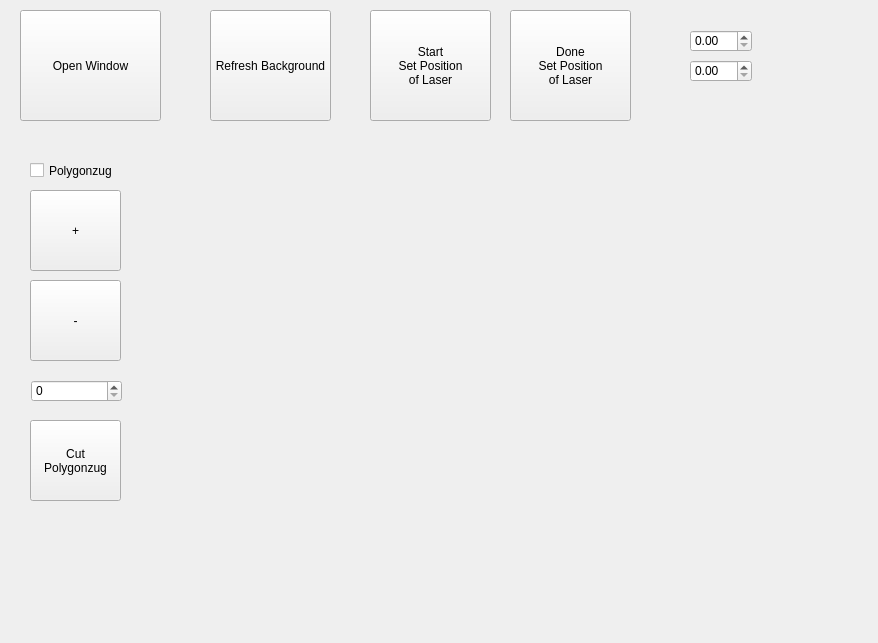
The window that pages/fourthpage.ui (Jogala/stageController_windows_64) describes before a commit, drawn with Qt 5.
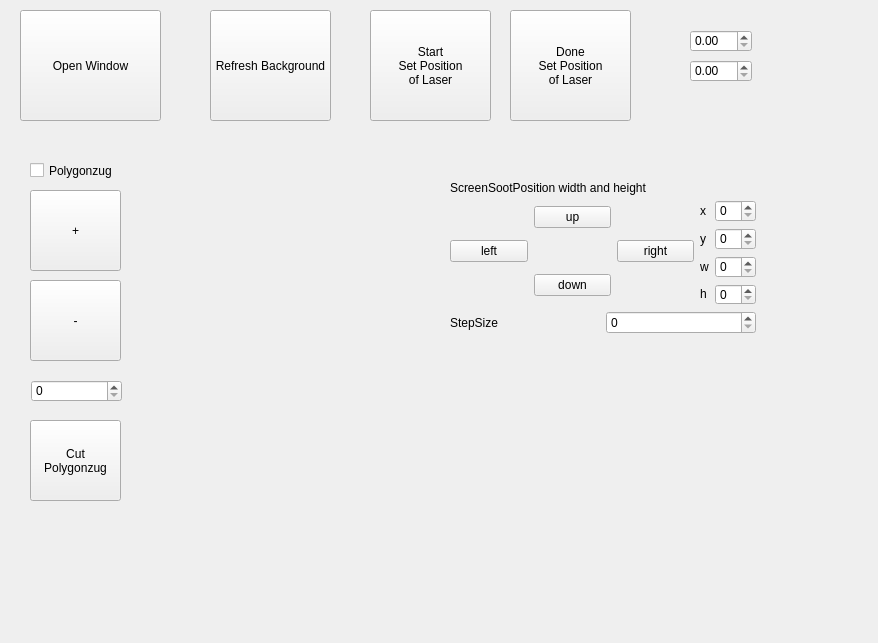
The same window after the commit.

The edit to the form file:
```diff
--- a/pages/fourthpage.ui
+++ b/pages/fourthpage.ui
@@ -152,6 +152,168 @@
     </rect>
    </property>
   </widget>
+  <widget class="QLabel" name="label">
+   <property name="geometry">
+    <rect>
+     <x>450</x>
+     <y>180</y>
+     <width>231</width>
+     <height>16</height>
+    </rect>
+   </property>
+   <property name="text">
+    <string>ScreenSootPosition width and height</string>
+   </property>
+  </widget>
+  <widget class="QWidget" name="">
+   <property name="geometry">
+    <rect>
+     <x>450</x>
+     <y>200</y>
+     <width>306</width>
+     <height>134</height>
+    </rect>
+   </property>
+   <layout class="QVBoxLayout" name="verticalLayout_3">
+    <item>
+     <layout class="QHBoxLayout" name="horizontalLayout_2">
+      <item>
+       <layout class="QGridLayout" name="gridLayout">
+        <item row="0" column="1">
+         <widget class="QPushButton" name="pushButton_up">
+          <property name="text">
+           <string>up</string>
+          </property>
+         </widget>
+        </item>
+        <item row="1" column="0">
+         <widget class="QPushButton" name="pushButton_left">
+          <property name="text">
+           <string>left</string>
+          </property>
+         </widget>
+        </item>
+        <item row="1" column="2">
+         <widget class="QPushButton" name="pushButton_right">
+          <property name="text">
+           <string>right</string>
+          </property>
+         </widget>
+        </item>
+        <item row="2" column="1">
+         <widget class="QPushButton" name="pushButton_down">
+          <property name="text">
+           <string>down</string>
+          </property>
+         </widget>
+        </item>
+       </layout>
+      </item>
+      <item>
+       <layout class="QHBoxLayout" name="horizontalLayout">
+        <item>
+         <layout class="QVBoxLayout" name="verticalLayout_2">
+          <item>
+           <widget class="QLabel" name="label_2">
+            <property name="text">
+             <string>x</string>
+            </property>
+           </widget>
+          </item>
+          <item>
+           <widget class="QLabel" name="label_3">
+            <property name="text">
+             <string>y</string>
+            </property>
+           </widget>
+          </item>
+          <item>
+           <widget class="QLabel" name="label_4">
+            <property name="text">
+             <string>w</string>
+            </property>
+           </widget>
+          </item>
+          <item>
+           <widget class="QLabel" name="label_5">
+            <property name="text">
+             <string>h</string>
+            </property>
+           </widget>
+          </item>
+         </layout>
+        </item>
+        <item>
+         <layout class="QVBoxLayout" name="verticalLayout">
+          <item>
+           <widget class="QSpinBox" name="spinBox_screenShot_x"/>
+          </item>
+          <item>
+           <widget class="QSpinBox" name="spinBox_screenShot_y"/>
+          </item>
+          <item>
+           <widget class="QSpinBox" name="spinBox_screenShot_w"/>
+          </item>
+          <item>
+           <widget class="QSpinBox" name="spinBox_screenShot_h"/>
+          </item>
+         </layout>
+        </item>
+       </layout>
+      </item>
+     </layout>
+    </item>
+    <item>
+     <layout class="QHBoxLayout" name="horizontalLayout_3">
+      <item>
+       <widget class="QLabel" name="label_6">
+        <property name="text">
+         <string>StepSize</string>
+        </property>
+       </widget>
+      </item>
+      <item>
+       <widget class="QSpinBox" name="spinBox_stepSize"/>
+      </item>
+     </layout>
+    </item>
+   </layout>
+  </widget>
+  <zorder>pushButton_open_window</zorder>
+  <zorder>pushButton_Refresh_Background</zorder>
+  <zorder>checkBox_polygonzug</zorder>
+  <zorder>pushButton_add_one_node</zorder>
+  <zorder>pushButton_remove_last_node</zorder>
+  <zorder>pushButton_cut_polygonzug</zorder>
+  <zorder>pushButton_start_set_position_of_laser</zorder>
+  <zorder>pushButton_done_set_position_of_laser</zorder>
+  <zorder>spinBox_laserX</zorder>
+  <zorder>spinBox_laserY</zorder>
+  <zorder>spinBox_vel_PolygonZug</zorder>
+  <zorder>pushButton_left</zorder>
+  <zorder>pushButton_up</zorder>
+  <zorder>pushButton_down</zorder>
+  <zorder>pushButton_right</zorder>
+  <zorder>spinBox_screenShot_y</zorder>
+  <zorder>spinBox_screenShot_x</zorder>
+  <zorder>label</zorder>
+  <zorder>spinBox_screenShot_w</zorder>
+  <zorder>spinBox_screenShot_h</zorder>
+  <zorder>label_2</zorder>
+  <zorder>label_3</zorder>
+  <zorder>label_4</zorder>
+  <zorder>label_5</zorder>
+  <zorder>label</zorder>
+  <zorder>spinBox_stepSize</zorder>
+  <zorder>label_6</zorder>
+  <zorder>spinBox_screenShot_x</zorder>
+  <zorder>spinBox_screenShot_h</zorder>
+  <zorder>spinBox_screenShot_y</zorder>
+  <zorder>spinBox_screenShot_w</zorder>
+  <zorder>label_2</zorder>
+  <zorder>label_3</zorder>
+  <zorder>label_5</zorder>
+  <zorder>label_4</zorder>
  </widget>
  <resources/>
  <connections/>
```
